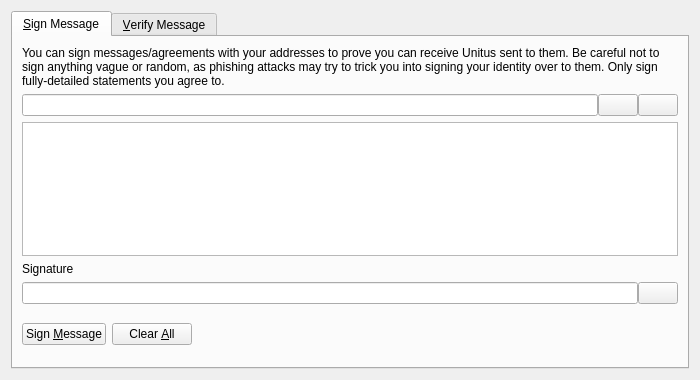
Qt form src/qt/forms/signverifymessagedialog.ui (unitusdev/unitus) before a commit.
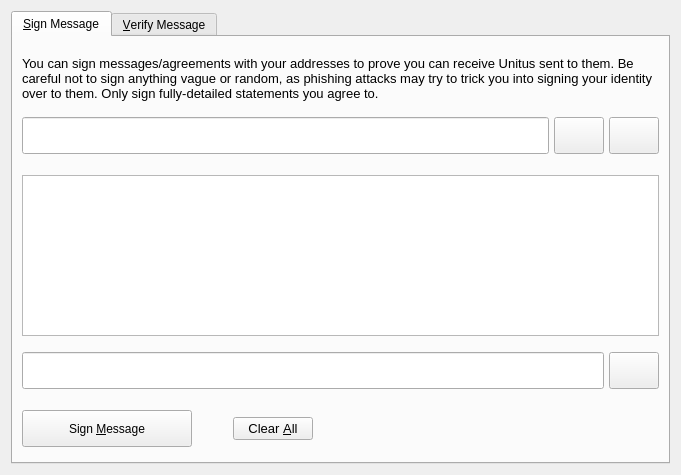
The same form after that commit. Icons and pictures are not drawn. Custom widgets are drawn as their Qt base class.

What changed in the file:
```diff
--- a/src/qt/forms/signverifymessagedialog.ui
+++ b/src/qt/forms/signverifymessagedialog.ui
@@ -6,8 +6,8 @@
    <rect>
     <x>0</x>
     <y>0</y>
-    <width>700</width>
-    <height>380</height>
+    <width>681</width>
+    <height>475</height>
    </rect>
   </property>
   <property name="windowTitle">
@@ -27,8 +27,29 @@
        <string>&amp;Sign Message</string>
       </attribute>
       <layout class="QVBoxLayout" name="verticalLayout_SM">
+       <item>
+        <spacer name="verticalSpacer_2">
+         <property name="orientation">
+          <enum>Qt::Vertical</enum>
+         </property>
+         <property name="sizeType">
+          <enum>QSizePolicy::Fixed</enum>
+         </property>
+         <property name="sizeHint" stdset="0">
+          <size>
+           <width>20</width>
+           <height>10</height>
+          </size>
+         </property>
+        </spacer>
+       </item>
        <item>
         <widget class="QLabel" name="infoLabel_SM">
+         <property name="font">
+          <font>
+           <pointsize>10</pointsize>
+          </font>
+         </property>
          <property name="text">
           <string>You can sign messages/agreements with your addresses to prove you can receive Unitus sent to them. Be careful not to sign anything vague or random, as phishing attacks may try to trick you into signing your identity over to them. Only sign fully-detailed statements you agree to.</string>
          </property>
@@ -45,15 +66,49 @@
          <property name="spacing">
           <number>0</number>
          </property>
+         <property name="topMargin">
+          <number>10</number>
+         </property>
+         <property name="bottomMargin">
+          <number>15</number>
+         </property>
          <item>
           <widget class="QValidatedLineEdit" name="addressIn_SM">
+           <property name="minimumSize">
+            <size>
+             <width>0</width>
+             <height>37</height>
+            </size>
+           </property>
            <property name="toolTip">
             <string>The Unitus address to sign the message with</string>
            </property>
           </widget>
          </item>
+         <item>
+          <spacer name="horizontalSpacer">
+           <property name="orientation">
+            <enum>Qt::Horizontal</enum>
+           </property>
+           <property name="sizeType">
+            <enum>QSizePolicy::Fixed</enum>
+           </property>
+           <property name="sizeHint" stdset="0">
+            <size>
+             <width>5</width>
+             <height>20</height>
+            </size>
+           </property>
+          </spacer>
+         </item>
          <item>
           <widget class="QPushButton" name="addressBookButton_SM">
+           <property name="minimumSize">
+            <size>
+             <width>50</width>
+             <height>37</height>
+            </size>
+           </property>
            <property name="toolTip">
             <string>Choose previously used address</string>
            </property>
@@ -72,8 +127,30 @@
            </property>
           </widget>
          </item>
+         <item>
+          <spacer name="horizontalSpacer_2">
+           <property name="orientation">
+            <enum>Qt::Horizontal</enum>
+           </property>
+           <property name="sizeType">
+            <enum>QSizePolicy::Fixed</enum>
+           </property>
+           <property name="sizeHint" stdset="0">
+            <size>
+             <width>5</width>
+             <height>20</height>
+            </size>
+           </property>
+          </spacer>
+         </item>
          <item>
           <widget class="QPushButton" name="pasteButton_SM">
+           <property name="minimumSize">
+            <size>
+             <width>50</width>
+             <height>37</height>
+            </size>
+           </property>
            <property name="toolTip">
             <string>Paste address from clipboard</string>
            </property>
@@ -101,23 +178,25 @@
          </property>
         </widget>
        </item>
-       <item>
-        <widget class="QLabel" name="signatureLabel_SM">
-         <property name="text">
-          <string>Signature</string>
-         </property>
-         <property name="textFormat">
-          <enum>Qt::PlainText</enum>
-         </property>
-        </widget>
-       </item>
        <item>
         <layout class="QHBoxLayout" name="horizontalLayout_2_SM">
          <property name="spacing">
           <number>0</number>
          </property>
+         <property name="topMargin">
+          <number>10</number>
+         </property>
+         <property name="bottomMargin">
+          <number>10</number>
+         </property>
          <item>
           <widget class="QLineEdit" name="signatureOut_SM">
+           <property name="minimumSize">
+            <size>
+             <width>0</width>
+             <height>37</height>
+            </size>
+           </property>
            <property name="font">
             <font>
              <italic>true</italic>
@@ -128,8 +207,30 @@
            </property>
           </widget>
          </item>
+         <item>
+          <spacer name="horizontalSpacer_3">
+           <property name="orientation">
+            <enum>Qt::Horizontal</enum>
+           </property>
+           <property name="sizeType">
+            <enum>QSizePolicy::Fixed</enum>
+           </property>
+           <property name="sizeHint" stdset="0">
+            <size>
+             <width>5</width>
+             <height>20</height>
+            </size>
+           </property>
+          </spacer>
+         </item>
          <item>
           <widget class="QPushButton" name="copySignatureButton_SM">
+           <property name="minimumSize">
+            <size>
+             <width>50</width>
+             <height>37</height>
+            </size>
+           </property>
            <property name="toolTip">
             <string>Copy the current signature to the system clipboard</string>
            </property>
@@ -151,6 +252,12 @@
         <layout class="QHBoxLayout" name="horizontalLayout_3_SM">
          <item>
           <widget class="QPushButton" name="signMessageButton_SM">
+           <property name="minimumSize">
+            <size>
+             <width>170</width>
+             <height>37</height>
+            </size>
+           </property>
            <property name="toolTip">
             <string>Sign the message to prove you own this Unitus address</string>
            </property>
@@ -166,8 +273,29 @@
            </property>
           </widget>
          </item>
+         <item>
+          <spacer name="horizontalSpacer_5">
+           <property name="orientation">
+            <enum>Qt::Horizontal</enum>
+           </property>
+           <property name="sizeType">
+            <enum>QSizePolicy::Fixed</enum>
+           </property>
+           <property name="sizeHint" stdset="0">
+            <size>
+             <width>35</width>
+             <height>20</height>
+            </size>
+           </property>
+          </spacer>
+         </item>
          <item>
           <widget class="QPushButton" name="clearButton_SM">
+           <property name="font">
+            <font>
+             <pointsize>10</pointsize>
+            </font>
+           </property>
            <property name="toolTip">
             <string>Reset all sign message fields</string>
            </property>
```
Left out of the diff: 126 changed lines with no effect on the pictures.
